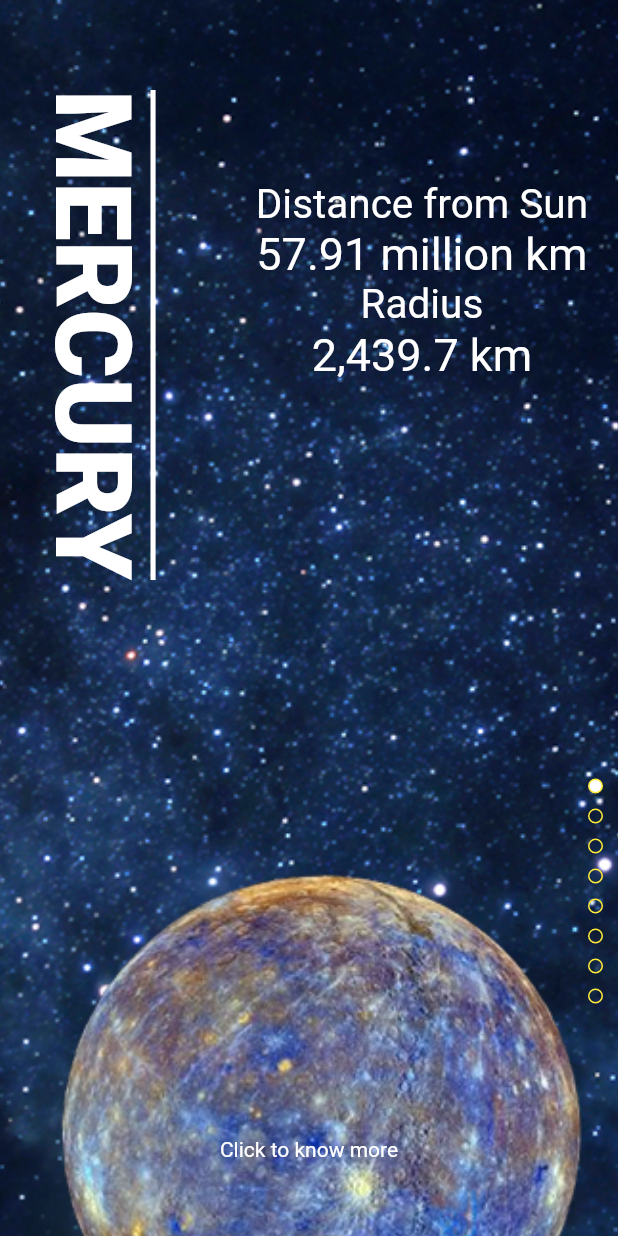
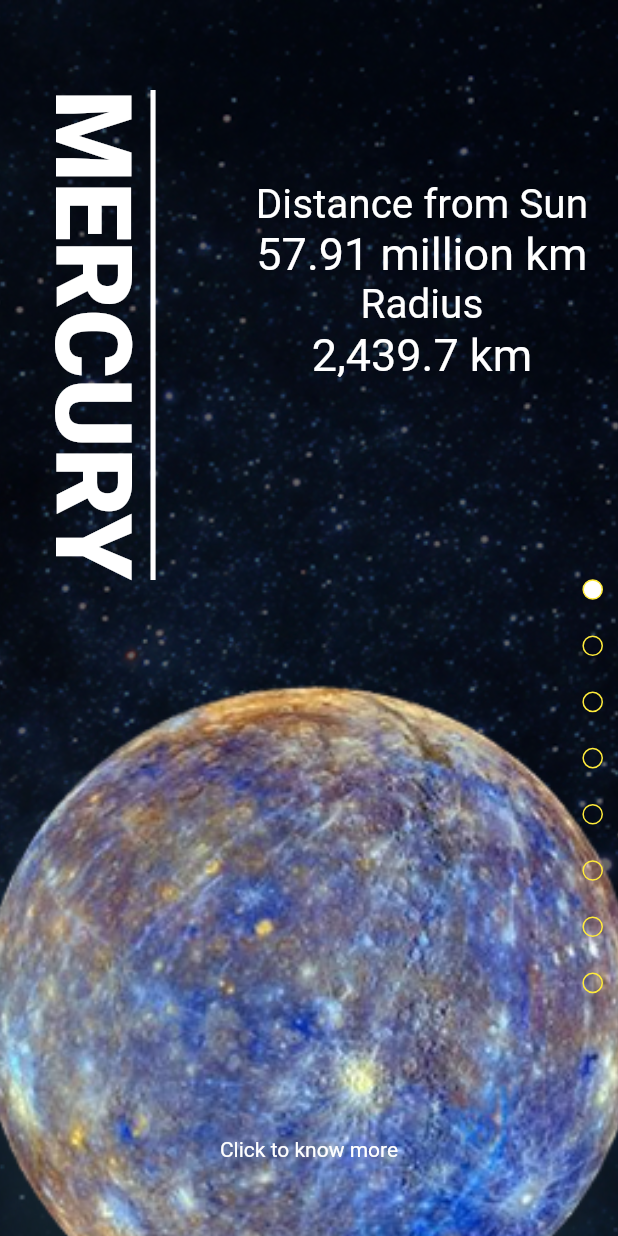
Before and after one commit to Zeeshan-progs/Flutter_Planet_Arround_Universe, a Flutter app: the screen it shows after launch, on a phone screen of 412 x 824 dp. Run offline on Flutter 3.47's test engine with Material 2 defaults, Android fonts, the light colour scheme and no system bars; our stand-ins replace convex_bottom_bar, flutter_swiper; Roboto replaces fonts that are missing (kaushan script).

Commit message:
Update Main  Page

```diff
--- a/lib/containerview.dart
+++ b/lib/containerview.dart
@@ -30,6 +30,14 @@ class _ContainerViewState extends State<ContainerView> {
                   height: size.height,
                   width: double.infinity,
                   fit: BoxFit.cover,
+                ),
+                Opacity(
+                  opacity: .6,
+                  child: Container(
+                    color: Colors.black,
+                    height: size.height,
+                    width: size.width,
+                  ),
                 ),
                 Positioned(
                   top: 60,
@@ -99,11 +107,11 @@ class _ContainerViewState extends State<ContainerView> {
                         children: [
                           Positioned(
                             bottom: -230,
-                            left: 0,
+                            left: -40,
                             child: Image.asset(
-                              planets[index].iconImage,
-                              height: 500,
-                              width: 400,
+                              planets[index].iconImage ?? '',
+                              height: size.height / 1.3,
+                              width: size.width / .9,
                               fit: BoxFit.cover,
                             ),
                           ),
@@ -118,7 +126,7 @@ class _ContainerViewState extends State<ContainerView> {
                   child: Column(
                     children: List.generate(
                       planets.length,
-                      (index) => buildDot(index),
+                      (index) => buildDot(index, size),
                     ),
                   ),
                 ),
@@ -138,10 +146,10 @@ class _ContainerViewState extends State<ContainerView> {
     );
   }
 
-  AnimatedContainer buildDot(int index) {
+  AnimatedContainer buildDot(int index, Size size) {
     return AnimatedContainer(
-      height: 10,
-      width: 10,
+      height: size.height / 30,
+      width: size.width / 30,
       margin: EdgeInsets.symmetric(vertical: 5),
       duration: Duration(milliseconds: 287),
       curve: Curves.bounceInOut,
@@ -149,7 +157,7 @@ class _ContainerViewState extends State<ContainerView> {
         border: Border.all(color: Colors.yellow),
         color:
             currentPage == index ? Colors.white : Colors.transparent,
-        borderRadius: BorderRadius.circular(30),
+        shape: BoxShape.circle,
       ),
     );
   }
@@ -159,9 +167,10 @@ class DisplayText extends StatelessWidget {
   const DisplayText({
     Key key,
     this.fontSize,
-    this.text,
+    this.text, this.color = Colors.white,
   }) : super(key: key);
 
+  final Color color;
   final double fontSize;
   final String text;
   @override
@@ -171,7 +180,9 @@ class DisplayText extends StatelessWidget {
       style: TextStyle(
         fontFamily: 'kaushan script',
         fontSize: fontSize,
+        color: color,
       ),
+      maxLines: 7,
     );
   }
 }
```
